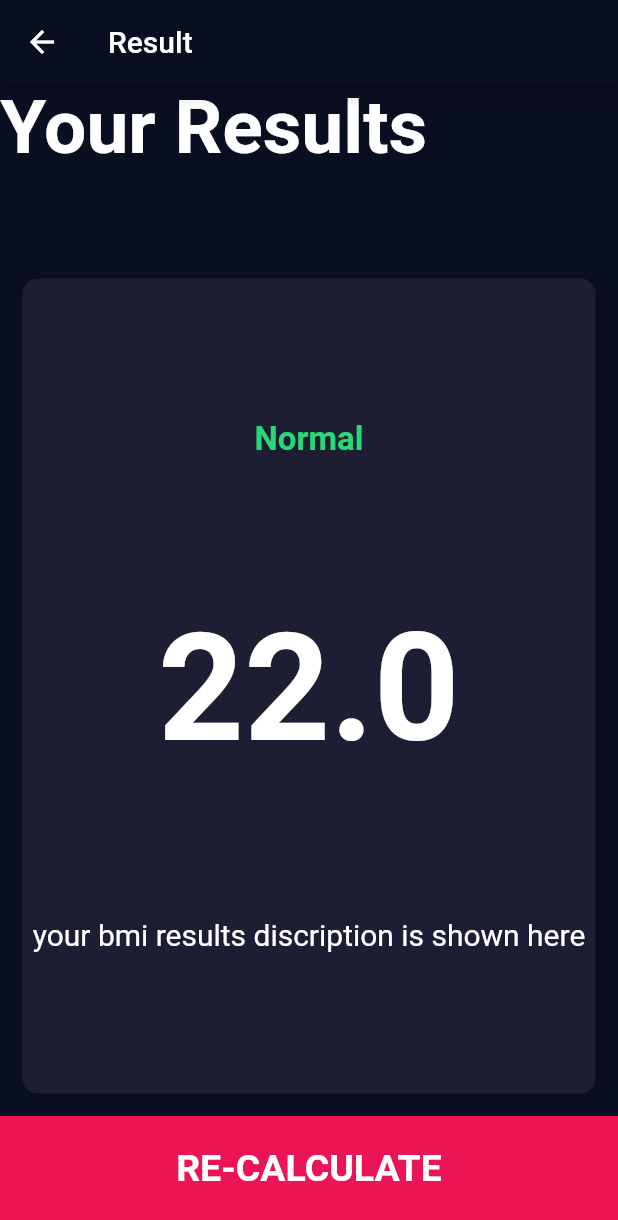
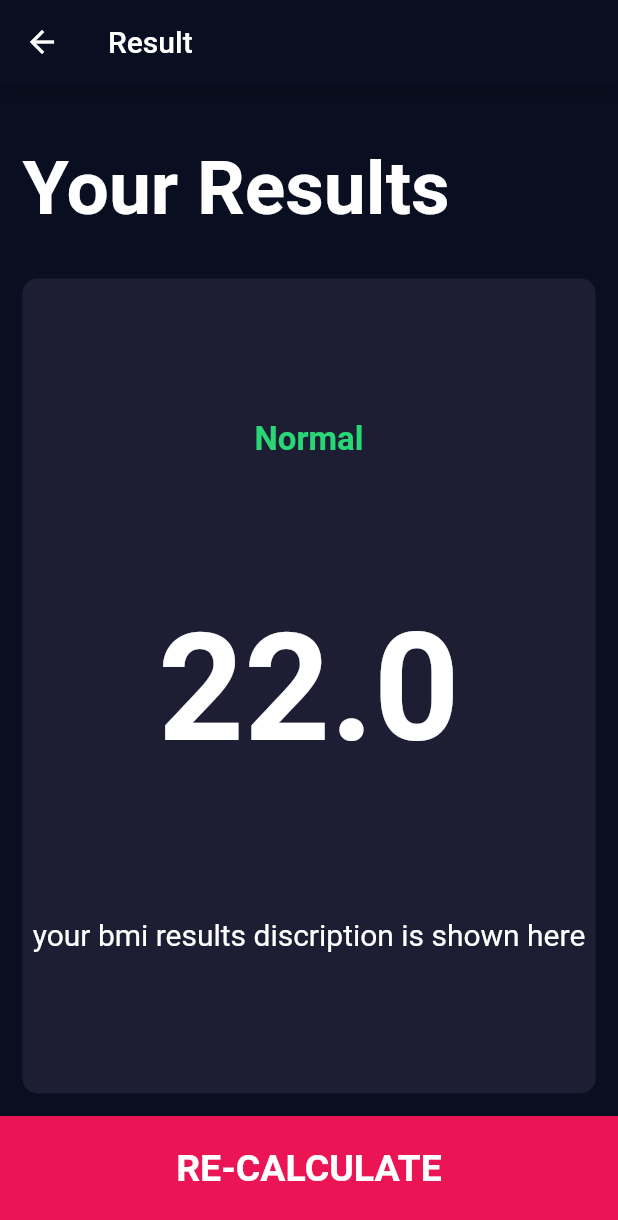
Before and after one commit to HaariRocks/Bmi_Calculator-, a Flutter app: the ResultsPage screen opened directly, on a phone screen of 412 x 824 dp. Shown: the top 1220 px of the screen. Run offline on Flutter 3.47's test engine with Material 2 defaults, Android fonts, the phone set to English and light mode, and no system bars; our stand-ins replace font_awesome_flutter.

Commit message:
padding & alignment

```diff
--- a/lib/results_page.dart
+++ b/lib/results_page.dart
@@ -15,9 +15,13 @@ class ResultsPage extends StatelessWidget {
         crossAxisAlignment: CrossAxisAlignment.stretch,
         children: <Widget>[
           Expanded(
-            child: Text(
-              "Your Results",
-              style: kTitleTextStyle,
+            child: Container(
+              padding: EdgeInsets.all(15.0),
+              alignment: Alignment.bottomLeft,
+              child: Text(
+                "Your Results",
+                style: kTitleTextStyle,
+              ),
             ),
           ),
           Expanded(
```
